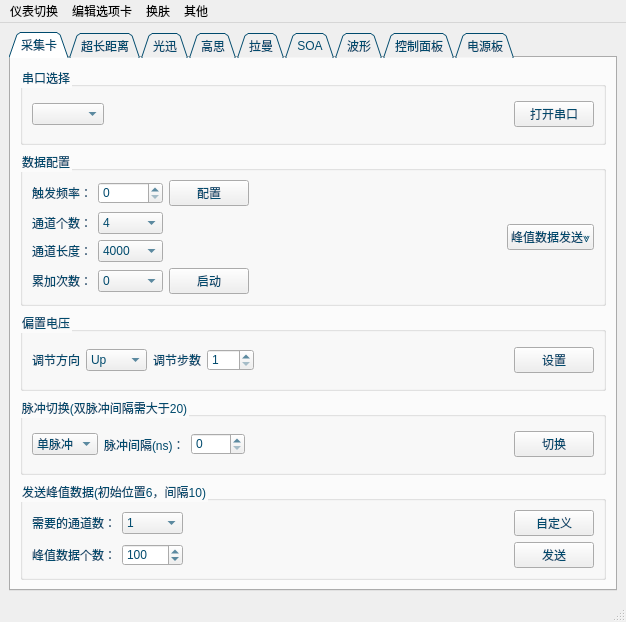
Before: the Qt Designer form Ui/mainpage.ui in NiDeDc/InstrumentDebuggingSoftware, drawn with Qt 5.
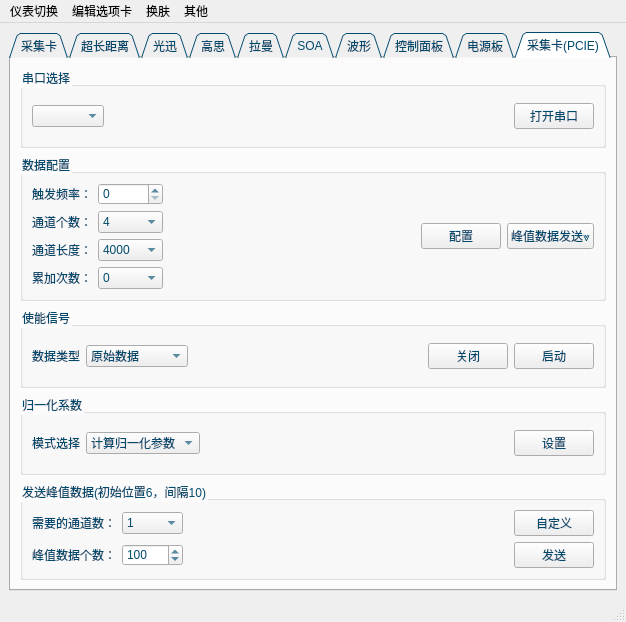
After: the same form once the commit is applied. The open tabs and pages were chosen to show the change. Icons and pictures are not drawn.

Commit message: 增加PCIE采集卡

Diff of the .ui file:
```diff
--- a/Ui/mainpage.ui
+++ b/Ui/mainpage.ui
@@ -2455,6 +2455,479 @@
         </item>
        </layout>
       </widget>
+      <widget class="QWidget" name="tab_3">
+       <attribute name="title">
+        <string>采集卡(PCIE)</string>
+       </attribute>
+       <layout class="QVBoxLayout" name="verticalLayout_3">
+        <item>
+         <widget class="QGroupBox" name="groupBox_24">
+          <property name="sizePolicy">
+           <sizepolicy hsizetype="Preferred" vsizetype="Preferred">
+            <horstretch>0</horstretch>
+            <verstretch>0</verstretch>
+           </sizepolicy>
+          </property>
+          <property name="title">
+           <string>串口选择</string>
+          </property>
+          <layout class="QHBoxLayout" name="horizontalLayout_6" stretch="0,0,0">
+           <item>
+            <widget class="QComboBox" name="comboBox_com_12"/>
+           </item>
+           <item>
+            <spacer name="horizontalSpacer_24">
+             <property name="orientation">
+              <enum>Qt::Horizontal</enum>
+             </property>
+             <property name="sizeHint" stdset="0">
+              <size>
+               <width>40</width>
+               <height>20</height>
+              </size>
+             </property>
+            </spacer>
+           </item>
+           <item>
+            <widget class="QPushButton" name="pushButton_changer_10">
+             <property name="styleSheet">
+              <string notr="true"/>
+             </property>
+             <property name="text">
+              <string>打开串口</string>
+             </property>
+            </widget>
+           </item>
+          </layout>
+         </widget>
+        </item>
+        <item>
+         <widget class="QGroupBox" name="groupBox_27">
+          <property name="sizePolicy">
+           <sizepolicy hsizetype="Preferred" vsizetype="Preferred">
+            <horstretch>0</horstretch>
+            <verstretch>0</verstretch>
+           </sizepolicy>
+          </property>
+          <property name="title">
+           <string>数据配置</string>
+          </property>
+          <layout class="QHBoxLayout" name="horizontalLayout_8">
+           <item>
+            <layout class="QGridLayout" name="gridLayout_19">
+             <property name="sizeConstraint">
+              <enum>QLayout::SetDefaultConstraint</enum>
+             </property>
+             <item row="0" column="0">
+              <widget class="QLabel" name="label_42">
+               <property name="styleSheet">
+                <string notr="true"/>
+               </property>
+               <property name="text">
+                <string>触发频率：</string>
+               </property>
+              </widget>
+             </item>
+             <item row="0" column="1">
+              <widget class="QSpinBox" name="spinBox_freq_4">
+               <property name="styleSheet">
+                <string notr="true"/>
+               </property>
+               <property name="maximum">
+                <number>65535</number>
+               </property>
+               <property name="singleStep">
+                <number>100</number>
+               </property>
+              </widget>
+             </item>
+             <item row="3" column="0">
+              <widget class="QLabel" name="label_43">
+               <property name="text">
+                <string>累加次数：</string>
+               </property>
+              </widget>
+             </item>
+             <item row="1" column="1">
+              <widget class="QComboBox" name="comboBox_chancount_3">
+               <property name="currentIndex">
+                <number>3</number>
+               </property>
+               <item>
+                <property name="text">
+                 <string>1</string>
+                </property>
+               </item>
+               <item>
+                <property name="text">
+                 <string>2</string>
+                </property>
+               </item>
+               <item>
+                <property name="text">
+                 <string>3</string>
+                </property>
+               </item>
+               <item>
+                <property name="text">
+                 <string>4</string>
+                </property>
+               </item>
+              </widget>
+             </item>
+             <item row="2" column="0">
+              <widget class="QLabel" name="label_44">
+               <property name="text">
+                <string>通道长度：</string>
+               </property>
+              </widget>
+             </item>
+             <item row="2" column="1">
+              <widget class="QComboBox" name="comboBox_len_3">
+               <item>
+                <property name="text">
+                 <string>4000</string>
+                </property>
+               </item>
+               <item>
+                <property name="text">
+                 <string>8000</string>
+                </property>
+               </item>
+               <item>
+                <property name="text">
+                 <string>10000</string>
+                </property>
+               </item>
+               <item>
+                <property name="text">
+                 <string>16000</string>
+                </property>
+               </item>
+               <item>
+                <property name="text">
+                 <string>32000</string>
+                </property>
+               </item>
+              </widget>
+             </item>
+             <item row="3" column="1">
+              <widget class="QComboBox" name="comboBox_add_2">
+               <item>
+                <property name="text">
+                 <string>0</string>
+                </property>
+               </item>
+               <item>
+                <property name="text">
+                 <string>2</string>
+                </property>
+               </item>
+               <item>
+                <property name="text">
+                 <string>4</string>
+                </property>
+               </item>
+               <item>
+                <property name="text">
+                 <string>8</string>
+                </property>
+               </item>
+               <item>
+                <property name="text">
+                 <string>16</string>
+                </property>
+               </item>
+              </widget>
+             </item>
+             <item row="1" column="0">
+              <widget class="QLabel" name="label_45">
+               <property name="text">
+                <string>通道个数：</string>
+               </property>
+              </widget>
+             </item>
+            </layout>
+           </item>
+           <item>
+            <spacer name="horizontalSpacer_27">
+             <property name="orientation">
+              <enum>Qt::Horizontal</enum>
+             </property>
+             <property name="sizeHint" stdset="0">
+              <size>
+               <width>40</width>
+               <height>20</height>
+              </size>
+             </property>
+            </spacer>
+           </item>
+           <item>
+            <widget class="QPushButton" name="pushButton_set_7">
+             <property name="styleSheet">
+              <string notr="true"/>
+             </property>
+             <property name="text">
+              <string>配置</string>
+             </property>
+            </widget>
+           </item>
+           <item>
+            <widget class="QPushButton" name="pushButton_advance_3">
+             <property name="text">
+              <string>峰值数据发送⩔</string>
+             </property>
+            </widget>
+           </item>
+          </layout>
+         </widget>
+        </item>
+        <item>
+         <widget class="QGroupBox" name="groupBox_25">
+          <property name="title">
+           <string>使能信号</string>
+          </property>
+          <layout class="QHBoxLayout" name="horizontalLayout_12">
+           <item>
+            <widget class="QLabel" name="label_40">
+             <property name="text">
+              <string>数据类型</string>
+             </property>
+            </widget>
+           </item>
+           <item>
+            <widget class="QComboBox" name="comboBox_pulse_change_2">
+             <property name="sizePolicy">
+              <sizepolicy hsizetype="Preferred" vsizetype="Fixed">
+               <horstretch>0</horstretch>
+               <verstretch>0</verstretch>
+              </sizepolicy>
+             </property>
+             <item>
+              <property name="text">
+               <string>原始数据</string>
+              </property>
+             </item>
+             <item>
+              <property name="text">
+               <string>峰值数据</string>
+              </property>
+             </item>
+             <item>
+              <property name="text">
+               <string>相位原始数据</string>
+              </property>
+             </item>
+             <item>
+              <property name="text">
+               <string>相位滤波数据</string>
+              </property>
+             </item>
+             <item>
+              <property name="text">
+               <string>相位频谱数据</string>
+              </property>
+             </item>
+            </widget>
+           </item>
+           <item>
+            <spacer name="horizontalSpacer_26">
+             <property name="orientation">
+              <enum>Qt::Horizontal</enum>
+             </property>
+             <property name="sizeHint" stdset="0">
+              <size>
+               <width>118</width>
+               <height>26</height>
+              </size>
+             </property>
+            </spacer>
+           </item>
+           <item>
+            <widget class="QPushButton" name="pushButton_shutdown_2">
+             <property name="styleSheet">
+              <string notr="true"/>
+             </property>
+             <property name="text">
+              <string>关闭</string>
+             </property>
+            </widget>
+           </item>
+           <item>
+            <widget class="QPushButton" name="pushButton_shutdown_3">
+             <property name="styleSheet">
+              <string notr="true"/>
+             </property>
+             <property name="text">
+              <string>启动</string>
+             </property>
+            </widget>
+           </item>
+          </layout>
+         </widget>
+        </item>
+        <item>
+         <widget class="QGroupBox" name="groupBox_26">
+          <property name="title">
+           <string>归一化系数</string>
+          </property>
+          <layout class="QHBoxLayout" name="horizontalLayout_10">
+           <item>
+            <widget class="QLabel" name="label_41">
+             <property name="text">
+              <string>模式选择</string>
+             </property>
+            </widget>
+           </item>
+           <item>
+            <widget class="QComboBox" name="comboBox_pulse_change_3">
+             <property name="sizePolicy">
+              <sizepolicy hsizetype="Preferred" vsizetype="Fixed">
+               <horstretch>0</horstretch>
+               <verstretch>0</verstretch>
+              </sizepolicy>
+             </property>
+             <item>
+              <property name="text">
+               <string>计算归一化参数</string>
+              </property>
+             </item>
+             <item>
+              <property name="text">
+               <string>正常工作</string>
+              </property>
+             </item>
+            </widget>
+           </item>
+           <item>
+            <spacer name="horizontalSpacer_25">
+             <property name="orientation">
+              <enum>Qt::Horizontal</enum>
+             </property>
+             <property name="sizeHint" stdset="0">
+              <size>
+               <width>118</width>
+               <height>26</height>
+              </size>
+             </property>
+            </spacer>
+           </item>
+           <item>
+            <widget class="QPushButton" name="pushButton_shutdown_4">
+             <property name="styleSheet">
+              <string notr="true"/>
+             </property>
+             <property name="text">
+              <string>设置</string>
+             </property>
+            </widget>
+           </item>
+          </layout>
+         </widget>
+        </item>
+        <item>
+         <widget class="QGroupBox" name="groupBox_advance_3">
+          <property name="sizePolicy">
+           <sizepolicy hsizetype="Preferred" vsizetype="Preferred">
+            <horstretch>0</horstretch>
+            <verstretch>0</verstretch>
+           </sizepolicy>
+          </property>
+          <property name="title">
+           <string>发送峰值数据(初始位置6，间隔10)</string>
+          </property>
+          <layout class="QGridLayout" name="gridLayout_20">
+           <item row="0" column="1">
+            <widget class="QComboBox" name="comboBox_chan_3">
+             <property name="currentIndex">
+              <number>0</number>
+             </property>
+             <item>
+              <property name="text">
+               <string>1</string>
+              </property>
+             </item>
+             <item>
+              <property name="text">
+               <string>2</string>
+              </property>
+             </item>
+             <item>
+              <property name="text">
+               <string>3</string>
+              </property>
+             </item>
+             <item>
+              <property name="text">
+               <string>4</string>
+              </property>
+             </item>
+             <item>
+              <property name="text">
+               <string>12</string>
+              </property>
+             </item>
+            </widget>
+           </item>
+           <item row="0" column="3">
+            <widget class="QPushButton" name="pushButton_personal_3">
+             <property name="text">
+              <string>自定义</string>
+             </property>
+            </widget>
+           </item>
+           <item row="0" column="0">
+            <widget class="QLabel" name="label_46">
+             <property name="text">
+              <string>需要的通道数：</string>
+             </property>
+            </widget>
+           </item>
+           <item row="1" column="3">
+            <widget class="QPushButton" name="pushButton_peadsend_3">
+             <property name="text">
+              <string>发送</string>
+             </property>
+            </widget>
+           </item>
+           <item row="1" column="0">
+            <widget class="QLabel" name="label_47">
+             <property name="text">
+              <string>峰值数据个数：</string>
+             </property>
+            </widget>
+           </item>
+           <item row="1" column="1">
+            <widget class="QSpinBox" name="spinBox_peak_num_3">
+             <property name="maximum">
+              <number>10000</number>
+             </property>
+             <property name="singleStep">
+              <number>10</number>
+             </property>
+             <property name="value">
+              <number>100</number>
+             </property>
+            </widget>
+           </item>
+           <item row="0" column="2" rowspan="2">
+            <spacer name="horizontalSpacer_28">
+             <property name="orientation">
+              <enum>Qt::Horizontal</enum>
+             </property>
+             <property name="sizeHint" stdset="0">
+              <size>
+               <width>40</width>
+               <height>20</height>
+              </size>
+             </property>
+            </spacer>
+           </item>
+          </layout>
+         </widget>
+        </item>
+       </layout>
+      </widget>
      </widget>
     </item>
    </layout>
```
Left out of the diff: 161 changed lines with no effect on the pictures. The commit also changes 15 other files.
